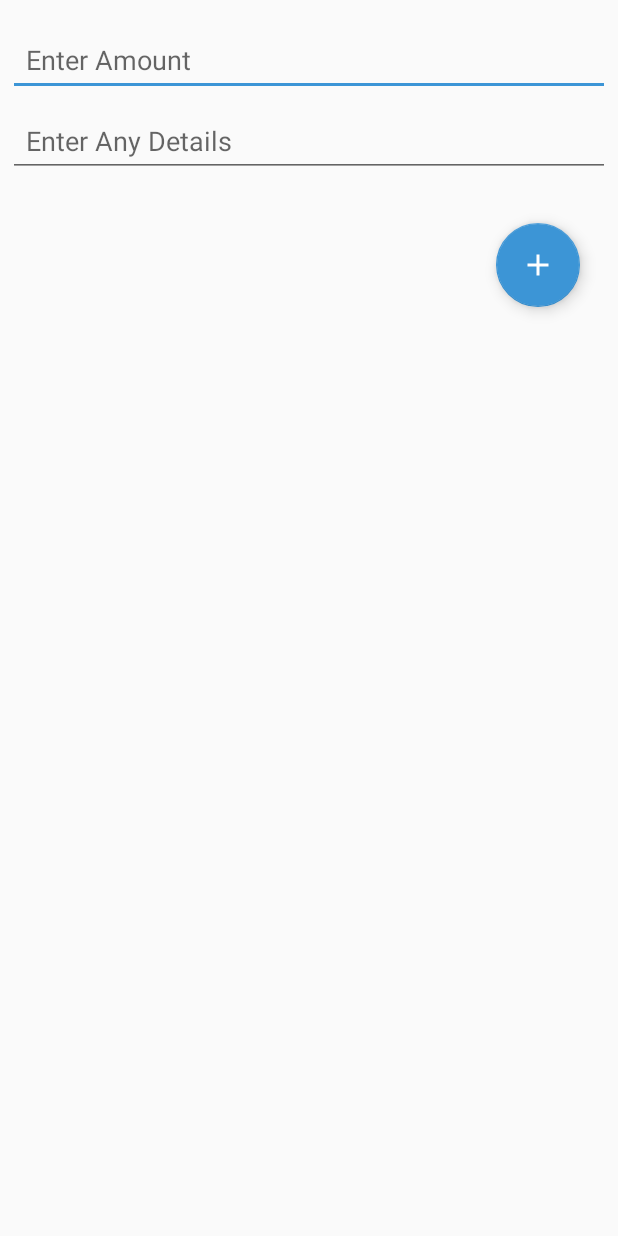
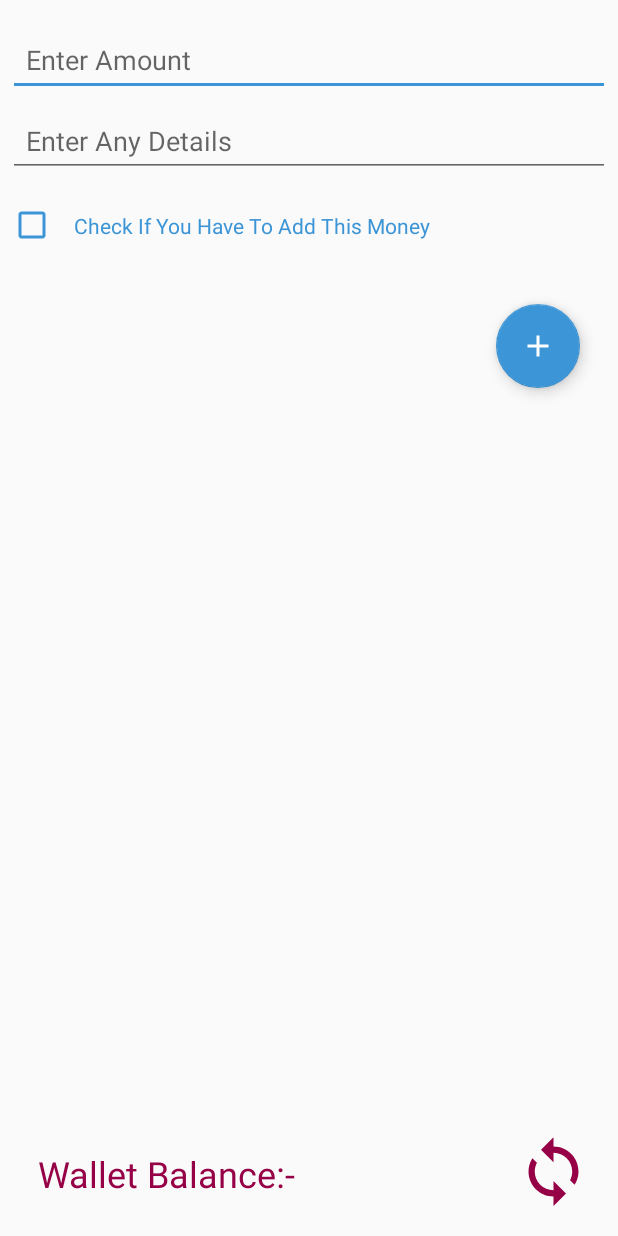
Before and after one commit to AnkitKiet/PocketMoneyManager, an Android app: the layout fragment_add_data.xml on its own in the app's theme, with its tools: preview values and no code run, on a phone screen of 412 x 824 dp. Run offline under Robolectric (Android 15) with nearby library versions, the phone set to English and light mode, and no system bars.

```diff
--- /dev/null
+++ b/app/src/main/res/drawable/ic_sync_black_24dp.xml
@@ -0,0 +1,9 @@
+<vector xmlns:android="http://schemas.android.com/apk/res/android"
+        android:width="24dp"
+        android:height="24dp"
+        android:viewportWidth="24.0"
+        android:viewportHeight="24.0">
+    <path
+        android:fillColor="#FF000000"
+        android:pathData="M12,4L12,1L8,5l4,4L12,6c3.31,0 6,2.69 6,6 0,1.01 -0.25,1.97 -0.7,2.8l1.46,1.46C19.54,15.03 20,13.57 20,12c0,-4.42 -3.58,-8 -8,-8zM12,18c-3.31,0 -6,-2.69 -6,-6 0,-1.01 0.25,-1.97 0.7,-2.8L5.24,7.74C4.46,8.97 4,10.43 4,12c0,4.42 3.58,8 8,8v3l4,-4 -4,-4v3z"/>
+</vector>
--- a/app/src/main/res/layout/fragment_add_data.xml
+++ b/app/src/main/res/layout/fragment_add_data.xml
@@ -34,6 +34,15 @@
             android:hint="Enter Any Details"
             android:padding="12dp" />
 
+        <CheckBox
+            android:id="@+id/chkAdd"
+            android:layout_width="wrap_content"
+            android:layout_height="wrap_content"
+            android:layout_margin="5dp"
+            android:buttonTint="@color/colorAccent"
+            android:padding="12dp"
+            android:text="Check If You Have To Add This Money"
+            android:textColor="@color/colorAccent" />
 
         <android.support.design.widget.FloatingActionButton
             android:id="@+id/fabAdd"
@@ -42,5 +51,33 @@
             android:layout_gravity="end"
             android:layout_margin="25dp"
             android:src="@drawable/ic_add_black_24dp" />
+
+        <RelativeLayout
+            android:layout_width="match_parent"
+            android:layout_height="match_parent">
+
+            <TextView
+                android:id="@+id/txtBalance"
+                android:layout_width="match_parent"
+                android:layout_height="wrap_content"
+                android:layout_alignParentBottom="true"
+                android:padding="25dp"
+                android:text="Wallet Balance:-"
+                android:textColor="@color/colorPrimaryDark"
+                android:textSize="24sp" />
+
+            <Button
+                android:id="@+id/btnSync"
+                android:layout_width="50dp"
+                android:layout_height="50dp"
+                android:layout_alignEnd="@id/txtBalance"
+                android:layout_alignParentBottom="true"
+                android:layout_margin="18dp"
+                android:background="@drawable/ic_sync_black_24dp"
+                android:backgroundTint="@color/colorPrimaryDark" />
+
+
+        </RelativeLayout>
+
     </LinearLayout>
 </layout>
--- a/app/src/main/res/values/colors.xml
+++ b/app/src/main/res/values/colors.xml
@@ -1,7 +1,8 @@
 <?xml version="1.0" encoding="utf-8"?>
 <resources>
-    <color name="colorPrimary">#ff00d5</color>
+    <color name="colorPrimary">#d0ffd7</color>
     <color name="colorPrimaryDark">#960046</color>
     <color name="colorAccent">#3c95d6</color>
     <color name="white">#ffffff</color>
+    <color name="red">#ffcccc</color>
 </resources>
--- a/app/src/main/res/values/strings.xml
+++ b/app/src/main/res/values/strings.xml
@@ -3,4 +3,6 @@
 
     <!-- TODO: Remove or change this placeholder text -->
     <string name="hello_blank_fragment">Hello blank fragment</string>
+    <string name="Rs">\u20B9</string>
+
 </resources>
```
Also changed, not shown: app/src/main/java/edu/pocketmoneymanager/activities/SplashActivity.java (+7 -3 lines), app/src/main/java/edu/pocketmoneymanager/adapter/ExpenseViewAdapter.java (added, +75 -0 lines), app/src/main/java/edu/pocketmoneymanager/dao/ExpensesDao.java (added, +38 -0 lines), app/src/main/java/edu/pocketmoneymanager/fragment/AddDataFragment.java (+42 -5 lines), app/src/main/java/edu/pocketmoneymanager/fragment/DashboardViewFragment.java (+34 -1 lines), app/src/main/java/edu/pocketmoneymanager/model/ExpenseModel.java (added, +54 -0 lines), app/src/main/java/edu/pocketmoneymanager/presenter/AddDataFragmentPresenter.java (+22 -3 lines), app/src/main/java/edu/pocketmoneymanager/util/AppDatabase.java (added, +31 -0 lines), app/src/main/java/edu/pocketmoneymanager/util/DateConverter.java (added, +22 -0 lines), app/src/main/java/edu/pocketmoneymanager/viewmodels/AddExpensesViewModel.java (added, +44 -0 lines), app/src/main/java/edu/pocketmoneymanager/viewmodels/ExpenseViewModel.java (added, +56 -0 lines), app/src/main/res/layout/dashboard_view_fragment.xml (+3 -6 lines), app/src/main/res/layout/expense_view_item.xml (added, +29 -0 lines).
